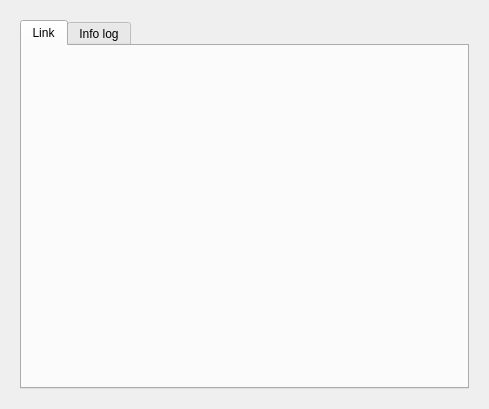
Before: the Qt Designer form core/ui/toolbars/edit/connect_link.ui in Giswater/giswater_qgis_plugin, drawn with Qt 5.
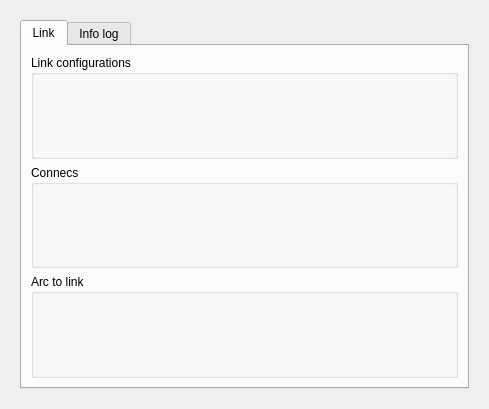
After: the same form once the commit is applied.

Commit message: feat(connect_link): add new code logic to deal with selection of arcs, for user selection and automatic

```diff
--- a/core/ui/toolbars/edit/connect_link.ui
+++ b/core/ui/toolbars/edit/connect_link.ui
@@ -52,17 +52,47 @@
          </attribute>
          <layout class="QVBoxLayout" name="verticalLayout_6">
           <item>
+           <widget class="QGroupBox" name="groupBox">
+            <property name="title">
+             <string>Link configurations</string>
+            </property>
+            <layout class="QGridLayout" name="gridLayout_3">
+             <item row="0" column="0">
            <layout class="QGridLayout" name="lyt_connect_link_1"/>
           </item>
+            </layout>
+           </widget>
+          </item>
           <item>
+           <widget class="QGroupBox" name="groupBox_2">
+            <property name="title">
+             <string>Connecs</string>
+            </property>
+            <layout class="QGridLayout" name="gridLayout_5">
+             <item row="0" column="0">
            <layout class="QGridLayout" name="lyt_connect_link_2"/>
           </item>
-          <item>
+             <item row="1" column="0">
            <layout class="QGridLayout" name="lyt_connect_link_3">
             <property name="topMargin">
              <number>0</number>
             </property>
            </layout>
+             </item>
+            </layout>
+           </widget>
+          </item>
+          <item>
+           <widget class="QGroupBox" name="groupBox_3">
+            <property name="title">
+             <string>Arc to link</string>
+            </property>
+            <layout class="QGridLayout" name="gridLayout_6">
+             <item row="0" column="0">
+              <layout class="QGridLayout" name="lyt_connect_link_4"/>
+             </item>
+            </layout>
+           </widget>
           </item>
          </layout>
         </widget>
```
Lines whose indentation alone changed are shown as unchanged. The commit also changes 3 other files.
